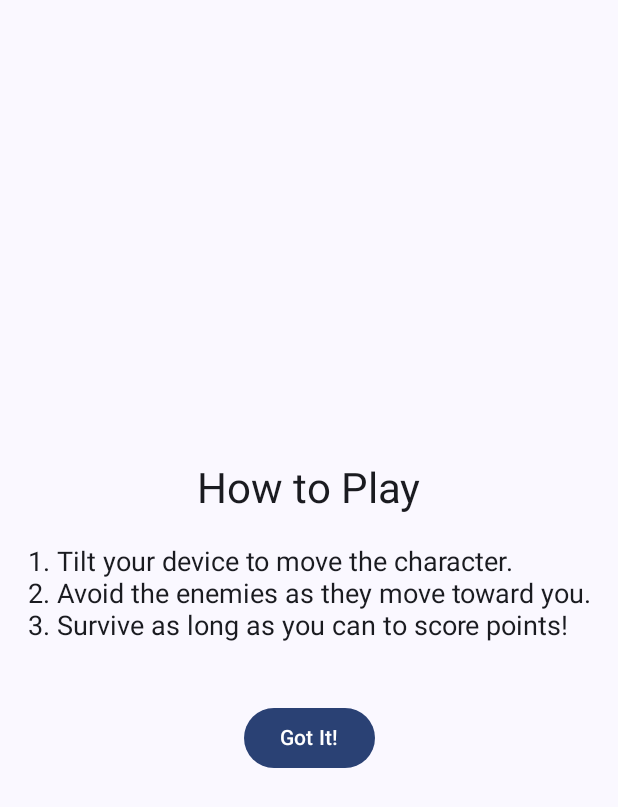
After one commit to gianpaoloRD/Avoiding-game-jetpack-compose, an Android app built with Jetpack Compose: the HowToPlayActivity screen opened directly, with no data from a screen before it, on a phone screen of 412 x 824 dp. The commit adds this screen. Shown: the top 807 px of the screen. Run offline under Robolectric (Android 15) with nearby library versions, the phone set to English and light mode, and no system bars.

Commit message:
Add a 'How to Play' dialog or tutorial overlay.

```diff
--- a/app/src/main/AndroidManifest.xml
+++ b/app/src/main/AndroidManifest.xml
@@ -46,6 +46,8 @@
             android:label="@string/app_name"
             android:theme="@style/Theme.Game" />
 
+        <!-- How to Play activity -->
+        <activity android:name=".HowToPlayActivity" />
     </application>
 
 </manifest>
--- /dev/null
+++ b/app/src/main/java/com/example/game/HowToPlayActivity.kt
@@ -0,0 +1,62 @@
+package com.example.game
+
+import android.os.Bundle
+import androidx.activity.ComponentActivity
+import androidx.activity.compose.setContent
+import androidx.compose.foundation.layout.*
+import androidx.compose.foundation.text.BasicText
+import androidx.compose.material.icons.Icons
+import androidx.compose.material.icons.filled.ArrowBack
+import androidx.compose.material3.*
+import androidx.compose.runtime.Composable
+import androidx.compose.ui.Alignment
+import androidx.compose.ui.Modifier
+import androidx.compose.ui.unit.dp
+import com.example.game.ui.theme.GameTheme
+
+class HowToPlayActivity : ComponentActivity() {
+    override fun onCreate(savedInstanceState: Bundle?) {
+        super.onCreate(savedInstanceState)
+        setContent {
+            GameTheme {
+                HowToPlayScreen(onBack = { finish() })
+            }
+        }
+    }
+}
+
+
+@Composable
+fun HowToPlayScreen(onBack: () -> Unit) {
+    Surface(
+        modifier = Modifier.fillMaxSize(),
+        color = MaterialTheme.colorScheme.background
+    ) {
+        Column(
+            modifier = Modifier
+                .padding(16.dp),
+            verticalArrangement = Arrangement.Center,
+            horizontalAlignment = Alignment.CenterHorizontally
+        ) {
+            Text(
+                text = "How to Play",
+                style = MaterialTheme.typography.headlineMedium
+            )
+
+            Spacer(modifier = Modifier.height(20.dp))
+
+            Text(
+                text = "1. Tilt your device to move the character.\n" +
+                        "2. Avoid the enemies as they move toward you.\n" +
+                        "3. Survive as long as you can to score points!",
+                style = MaterialTheme.typography.bodyLarge
+            )
+
+            Spacer(modifier = Modifier.height(40.dp))
+
+            Button(onClick = onBack) {
+                Text("Got It!")
+            }
+        }
+    }
+}
--- a/app/src/main/java/com/example/game/MainActivity.kt
+++ b/app/src/main/java/com/example/game/MainActivity.kt
@@ -52,5 +52,16 @@ fun HomeScreen() {
         }) {
             Text("View Scoreboard")
         }
+
+        Button(
+            onClick = {
+                val intent = Intent(context, HowToPlayActivity::class.java)
+                context.startActivity(intent)
+            },
+            modifier = Modifier.padding(16.dp)
+        ) {
+            Text("How to Play")
+        }
+
     }
 }
```
